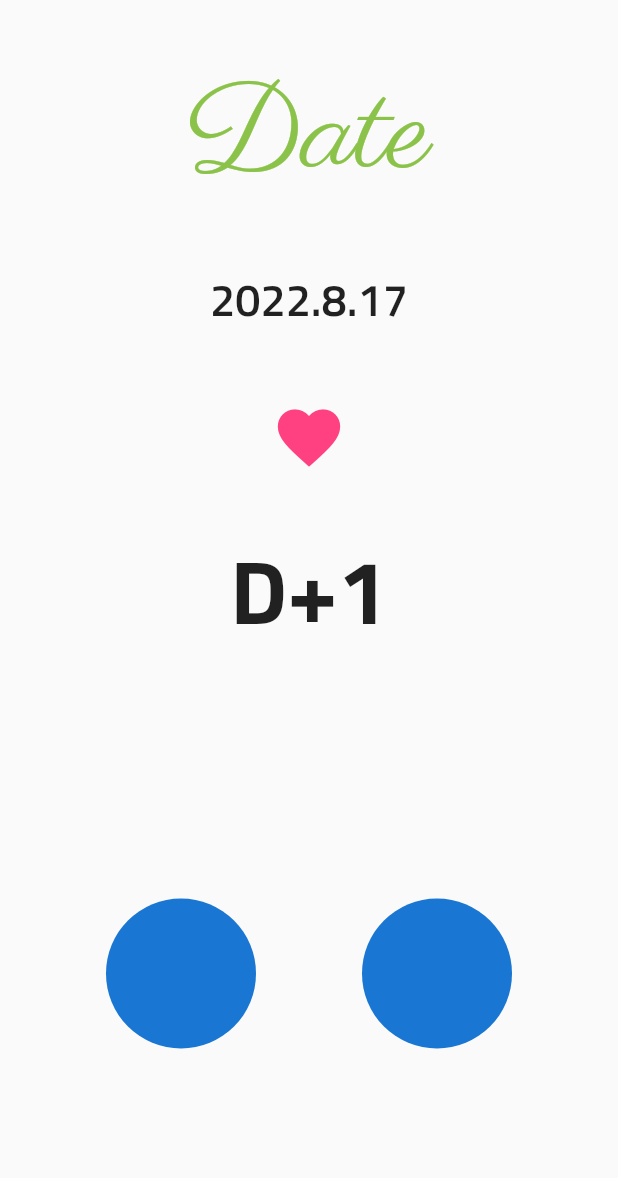
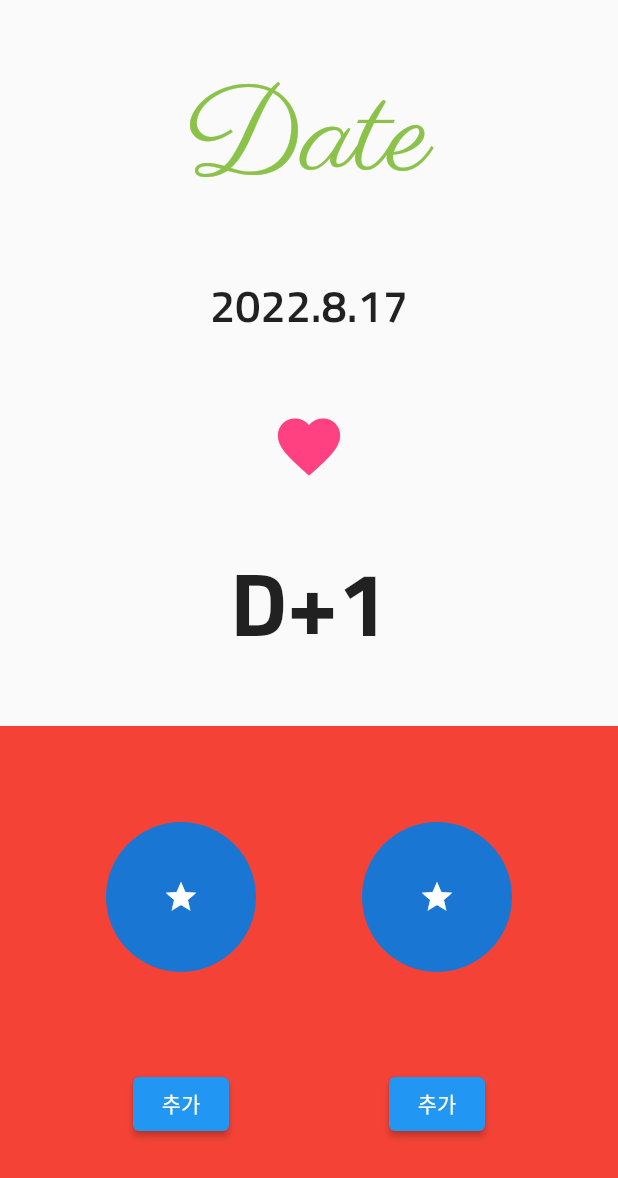
Before and after one commit to leeseongwon95/d_day_app, a Flutter app: the screen it shows after launch, on a phone screen of 412 x 824 dp. Shown: the top 1178 px of the screen. Run offline on Flutter 3.47's test engine with Material 2 defaults, Android fonts, the phone set to English and light mode, and no system bars.

Commit message:
화면 분할, 사용자 사진 추가버튼

```diff
--- a/lib/screen/home_screen.dart
+++ b/lib/screen/home_screen.dart
@@ -122,18 +122,37 @@ class _BottomPart extends StatelessWidget {
 
   @override
   Widget build(BuildContext context) {
-    return SizedBox(
-      height: 350,
+    return Container(
+      color: Colors.red,
+      height: 340,
       width: double.infinity,
       child: Row(
         mainAxisAlignment: MainAxisAlignment.spaceEvenly,
         children: [
-          CircleAvatar(
-            radius: 50,
+            Column(
+              mainAxisAlignment: MainAxisAlignment.spaceEvenly,
+              children: [
+                CircleAvatar(
+                  radius: 50,
+                  child: Icon(Icons.star),
+                ),
+                ElevatedButton(
+                    onPressed: (){},
+                    child: Text('추가'))
+              ],
+            ),
+          Column(
+            mainAxisAlignment: MainAxisAlignment.spaceEvenly,
+            children: [
+              CircleAvatar(
+                radius: 50,
+                child: Icon(Icons.star),
+              ),
+              ElevatedButton(
+                  onPressed: (){},
+                  child: Text('추가'))
+            ],
           ),
-          CircleAvatar(
-            radius: 50,
-          )
         ],
       ),
     );
```
